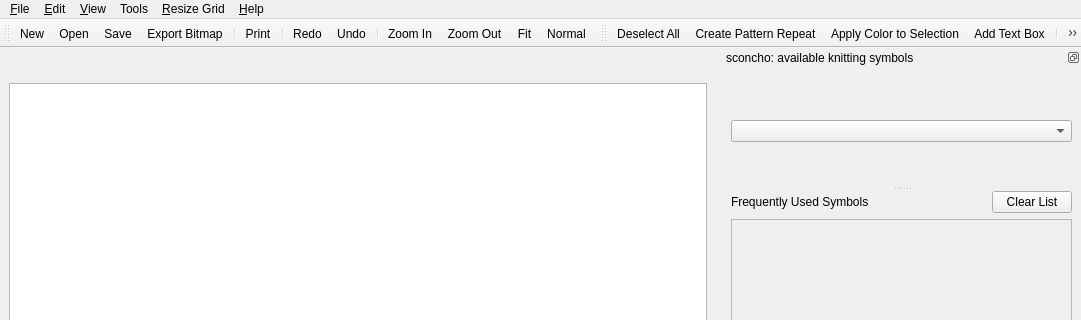
First picture: the form in sconcho/gui/ui/main_window.ui, repository haskelladdict/sconcho, before the edit; both pictures show x 0 to 1081 and y 0 to 320 of the 1081 by 716 pixel window.
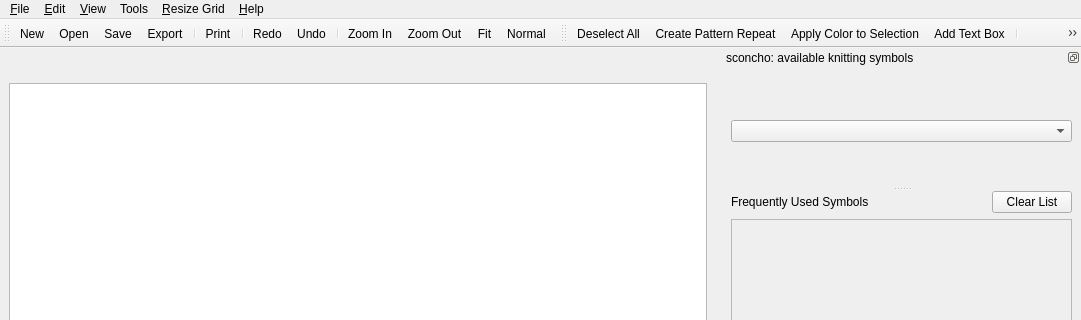
Second picture: the form after the edit. Icons and pictures are not drawn. Custom widgets are drawn as their Qt base class.

```diff
--- a/sconcho/gui/ui/main_window.ui
+++ b/sconcho/gui/ui/main_window.ui
@@ -473,7 +473,7 @@
      <normaloff>:/icons/fileexport.png</normaloff>:/icons/fileexport.png</iconset>
    </property>
    <property name="text">
-    <string>&amp;Export Bitmap...</string>
+    <string>&amp;Export ...</string>
    </property>
    <property name="toolTip">
     <string>Export as image file</string>
```
